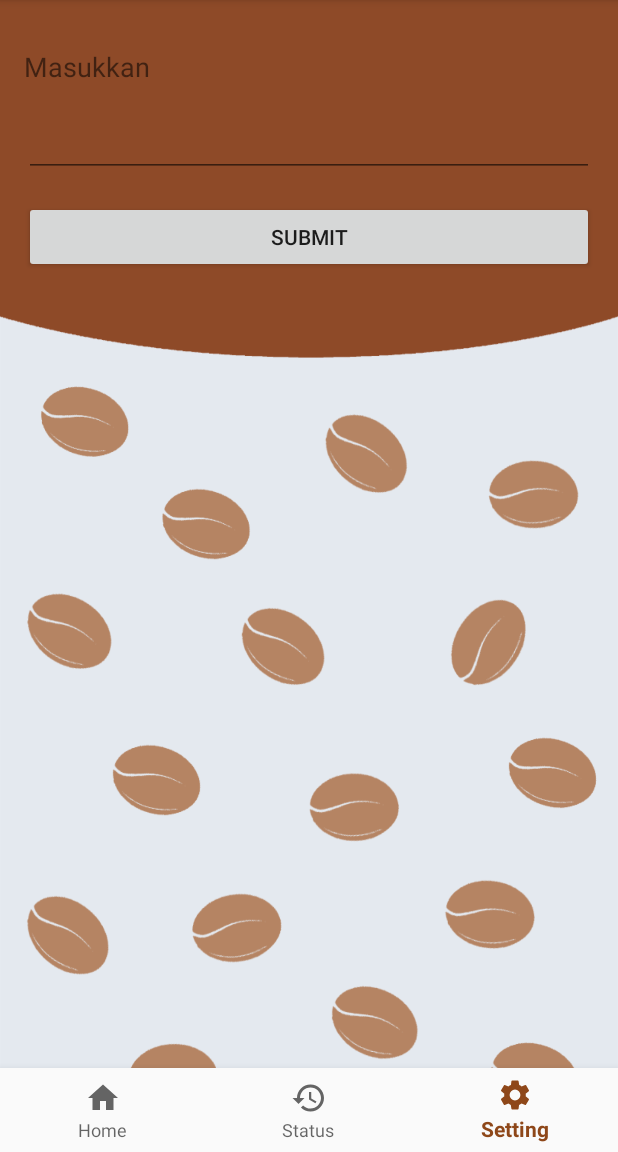
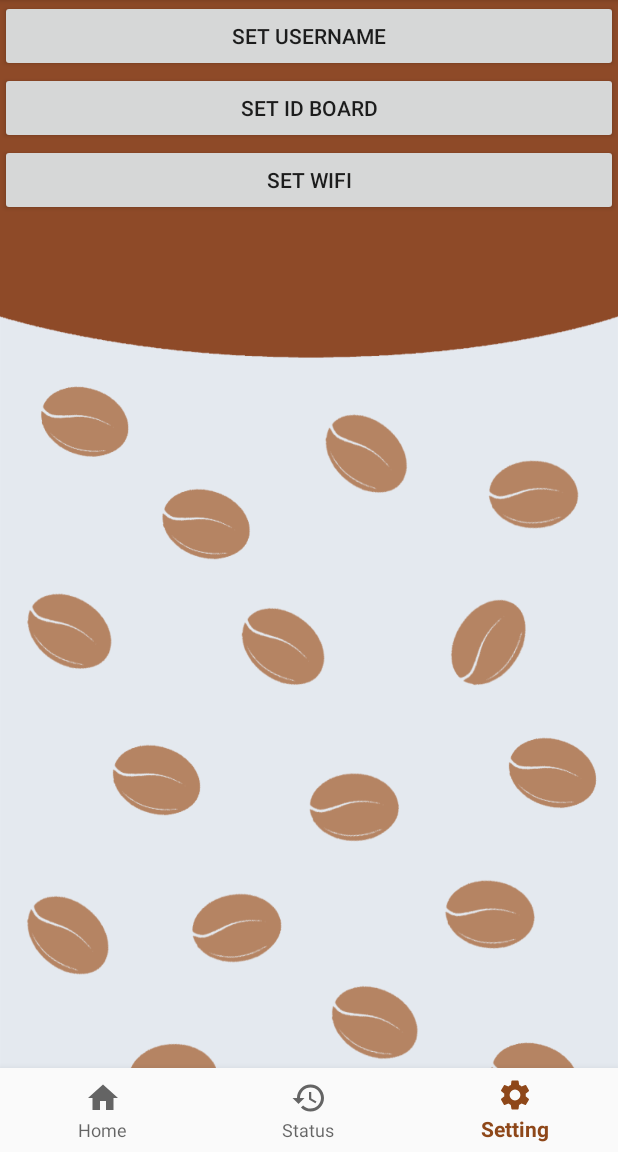
Before and after one commit to FaridAziz/kopinema, an Android app: the screen it shows after launch (MainActivity), item 3 of the bottom bar chosen, on a phone screen of 412 x 824 dp, the part 84-1236 px from its top. Run offline under Robolectric (Android 15) with nearby library versions, the phone set to English and light mode, and no system bars.

Commit message:
update ui

```diff
--- a/app/src/main/AndroidManifest.xml
+++ b/app/src/main/AndroidManifest.xml
@@ -20,6 +20,7 @@
         <activity android:name=".pilihActivity" />
         <activity android:name=".rekomendasiActivity" />
         <activity android:name=".customActivity"/>
+        <activity android:name=".view.activities.SettingActivity" />
     </application>
 
     <uses-permission android:name="android.permission.INTERNET" />
--- a/app/src/main/java/com/example/faridaziz/kopinema/App.kt
+++ b/app/src/main/java/com/example/faridaziz/kopinema/App.kt
@@ -1,34 +1,13 @@
 package com.example.faridaziz.kopinema
 
-import android.content.Context
-import androidx.appcompat.app.AppCompatActivity
+import android.app.Application
 
-class SharedPreferences(activity: AppCompatActivity) {
-    val sharedPreferences = activity.getSharedPreferences(USERNAME, Context.MODE_PRIVATE)
+class App
+    : Application() {
+    override fun onCreate() {
+        super.onCreate()
 
-    companion object {
-        const val ID_BOARD = "ID_BOARD"
-        const val USERNAME = "USERNAME"
+        // Inisiasi Firebase
 
-        val getString: (s: String)-> String = {s -> when(s) {
-                ID_BOARD -> "Device ID"
-                USERNAME -> "Username"
-                else -> ""
-            } }
-    }
-
-    var idBoard: String
-        get() = sharedPreferences.getString(ID_BOARD, "NONE")!!
-        set(value) = store(ID_BOARD, value)
-
-    var user: String
-        get() = sharedPreferences.getString(USERNAME, "Anonymous")!!
-        set(value) = store(USERNAME, value)
-
-    private val store: (key: String, value: String) -> Unit = { key, value ->
-        sharedPreferences ?: with(sharedPreferences.edit()) {
-            putString(key, value)
-            apply()
-        }
     }
 }
--- a/app/src/main/java/com/example/faridaziz/kopinema/MainActivity.java
+++ b/app/src/main/java/com/example/faridaziz/kopinema/MainActivity.java
@@ -8,7 +8,7 @@ import android.os.Bundle;
 import android.util.Log;
 import android.view.MenuItem;
 
-import com.example.faridaziz.kopinema.view.SetPrefFragment;
+import com.example.faridaziz.kopinema.view.fragments.SettingFragment;
 import com.google.android.material.bottomnavigation.BottomNavigationView;
 
 
@@ -19,14 +19,13 @@ public class MainActivity extends AppCompatActivity {
         super.onCreate(savedInstanceState);
         setContentView(R.layout.activity_main);
         SharedPreferences sharedPreferences = new SharedPreferences(this);
-        Log.d(this.getClass().getSimpleName(), sharedPreferences.getUser());
-        Log.d(this.getClass().getSimpleName(), sharedPreferences.getIdBoard());
-
 
         BottomNavigationView bottomNav = findViewById(R.id.bottom_navigation);
         bottomNav.setOnNavigationItemSelectedListener(navListener);
 
-        getSupportFragmentManager().beginTransaction().replace(R.id.fragment_container, new HomeFragment()).commit();
+        getSupportFragmentManager().beginTransaction()
+                .replace(R.id.fragment_container, new HomeFragment())
+                .commit();
     }
 
     private BottomNavigationView.OnNavigationItemSelectedListener navListener =
@@ -46,10 +45,13 @@ public class MainActivity extends AppCompatActivity {
                             break;
 
                         case R.id.nav_setting:
-                            selectedFragment = new SetPrefFragment();
+                            selectedFragment = new SettingFragment();
+                            break;
                     }
 
-                    getSupportFragmentManager().beginTransaction().replace(R.id.fragment_container, selectedFragment).commit();
+                    getSupportFragmentManager().beginTransaction()
+                            .replace(R.id.fragment_container, selectedFragment)
+                            .commit();
 
                     return true;
                 }
--- /dev/null
+++ b/app/src/main/java/com/example/faridaziz/kopinema/SharedPreferences.kt
@@ -0,0 +1,34 @@
+package com.example.faridaziz.kopinema
+
+import android.content.Context
+import androidx.appcompat.app.AppCompatActivity
+
+class SharedPreferences(activity: AppCompatActivity) {
+    val sharedPreferences = activity.getSharedPreferences(USERNAME, Context.MODE_PRIVATE)
+
+    companion object {
+        const val ID_BOARD = "ID_BOARD"
+        const val USERNAME = "USERNAME"
+
+        val getString: (s: String)-> String = {s -> when(s) {
+            ID_BOARD -> "Device ID"
+            USERNAME -> "Username"
+            else -> ""
+        } }
+    }
+
+    var idBoard: String
+        get() = sharedPreferences.getString(ID_BOARD, "NONE")!!
+        set(value) = store(ID_BOARD, value)
+
+    var user: String
+        get() = sharedPreferences.getString(USERNAME, "Anonymous")!!
+        set(value) = store(USERNAME, value)
+
+    private val store: (key: String, value: String) -> Unit = { key, value ->
+        sharedPreferences ?: with(sharedPreferences.edit()) {
+            putString(key, value)
+            apply()
+        }
+    }
+}
--- a/app/src/main/java/com/example/faridaziz/kopinema/view/SetPrefFragment.kt
+++ b/app/src/main/java/com/example/faridaziz/kopinema/view/fragments/SetPrefFragment.kt
@@ -1,4 +1,4 @@
-package com.example.faridaziz.kopinema.view
+package com.example.faridaziz.kopinema.view.fragments
 
 import android.os.Bundle
 import android.view.LayoutInflater
--- /dev/null
+++ b/app/src/main/java/com/example/faridaziz/kopinema/view/fragments/SettingFragment.kt
@@ -0,0 +1,39 @@
+package com.example.faridaziz.kopinema.view.fragments
+
+import android.content.Intent
+import android.os.Bundle
+import android.view.LayoutInflater
+import android.view.View
+import android.view.ViewGroup
+import androidx.fragment.app.Fragment
+import com.example.faridaziz.kopinema.R
+import com.example.faridaziz.kopinema.view.activities.SettingActivity
+import com.example.faridaziz.kopinema.SharedPreferences
+import kotlinx.android.synthetic.main.fragment_setting.*
+
+class SettingFragment
+    : Fragment() {
+    override fun onCreateView(
+            inflater: LayoutInflater, container: ViewGroup?, savedInstanceState: Bundle?
+    ): View? = inflater.inflate(R.layout.fragment_setting, container, false)
+
+    override fun onViewCreated(view: View, savedInstanceState: Bundle?) {
+        super.onViewCreated(view, savedInstanceState)
+
+        fun attachFragment(data: String) {
+            val intent = Intent(context, SettingActivity::class.java)
+            intent.putExtra(SettingActivity.RECEIVE_DATA, data)
+
+            startActivity(intent)
+        }
+
+        // Set username
+        username.setOnClickListener { attachFragment(SharedPreferences.USERNAME) }
+
+        // Set Id Board
+        id_board.setOnClickListener { attachFragment(SharedPreferences.ID_BOARD) }
+
+        // Set Wifi
+        wifi.setOnClickListener { attachFragment("WIFI") }
+    }
+}
--- a/app/src/main/res/layout/fragment_setting.xml
+++ b/app/src/main/res/layout/fragment_setting.xml
@@ -1,36 +1,44 @@
 <?xml version="1.0" encoding="utf-8"?>
-<androidx.constraintlayout.widget.ConstraintLayout android:layout_width="match_parent"
+<ScrollView xmlns:android="http://schemas.android.com/apk/res/android"
+    xmlns:app="http://schemas.android.com/apk/res-auto"
+    xmlns:tools="http://schemas.android.com/tools"
+    android:orientation="vertical"
+    android:layout_width="match_parent"
     android:layout_height="match_parent"
-    xmlns:app="http://schemas.android.com/apk/res-auto"
-    tools:context=".view.SettingFragment"
-    xmlns:tools="http://schemas.android.com/tools"
-    xmlns:android="http://schemas.android.com/apk/res/android">
+    tools:context=".view.fragments.SettingFragment">
 
-    <EditText
-        android:id="@+id/txt_ssid"
+    <androidx.constraintlayout.widget.ConstraintLayout
+        android:layout_width="match_parent"
+        android:layout_height="match_parent">
+
+        <Button
+            android:id="@+id/username"
             android:layout_width="0dp"
             android:layout_height="wrap_content"
+            android:text="Set Username"
             app:layout_constraintTop_toTopOf="parent"
+            app:layout_constraintStart_toStartOf="parent"
             app:layout_constraintEnd_toEndOf="parent"
-        app:layout_constraintStart_toStartOf="parent"
-        />
-
-    <EditText
-        android:id="@+id/txt_password"
-        android:layout_width="0dp"
-        android:layout_height="wrap_content"
-        app:layout_constraintTop_toBottomOf="@id/txt_ssid"
-        app:layout_constraintEnd_toEndOf="parent"
-        app:layout_constraintStart_toStartOf="parent"
             />
 
         <Button
-        android:id="@+id/btn_send"
+            android:id="@+id/id_board"
             android:layout_width="0dp"
             android:layout_height="wrap_content"
-        android:text="KIRIM"
-        app:layout_constraintTop_toBottomOf="@id/txt_password"
+            android:text="Set Id board"
+            app:layout_constraintTop_toBottomOf="@id/username"
+            app:layout_constraintStart_toStartOf="parent"
+            app:layout_constraintEnd_toEndOf="parent"
+            />
+
+        <Button
+            android:id="@+id/wifi"
+            android:layout_width="0dp"
+            android:layout_height="wrap_content"
+            android:text="Set Wifi"
+            app:layout_constraintTop_toBottomOf="@id/id_board"
             app:layout_constraintStart_toStartOf="parent"
             app:layout_constraintEnd_toEndOf="parent"
             />
     </androidx.constraintlayout.widget.ConstraintLayout>
+</ScrollView>
```
Also changed, not shown: app/src/main/java/com/example/faridaziz/kopinema/view/activities/SettingActivity.kt (added, +38 -0 lines), app/src/main/java/com/example/faridaziz/kopinema/view/fragments/SetWifiFragment.kt (renamed from app/src/main/java/com/example/faridaziz/kopinema/view/SettingFragment.kt, +5 -5 lines), app/src/main/res/layout/activity_setting.xml (added, +12 -0 lines), app/src/main/res/layout/fragment_set_wifi.xml (added, +36 -0 lines). Lines whose indentation alone changed are shown as unchanged.
